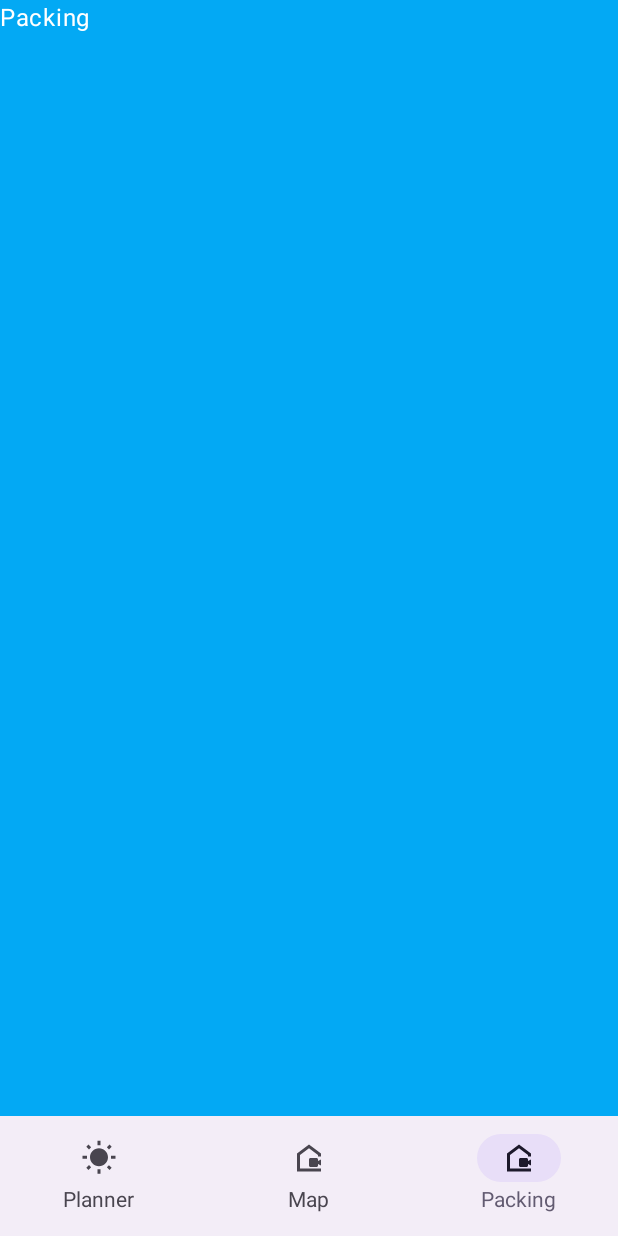
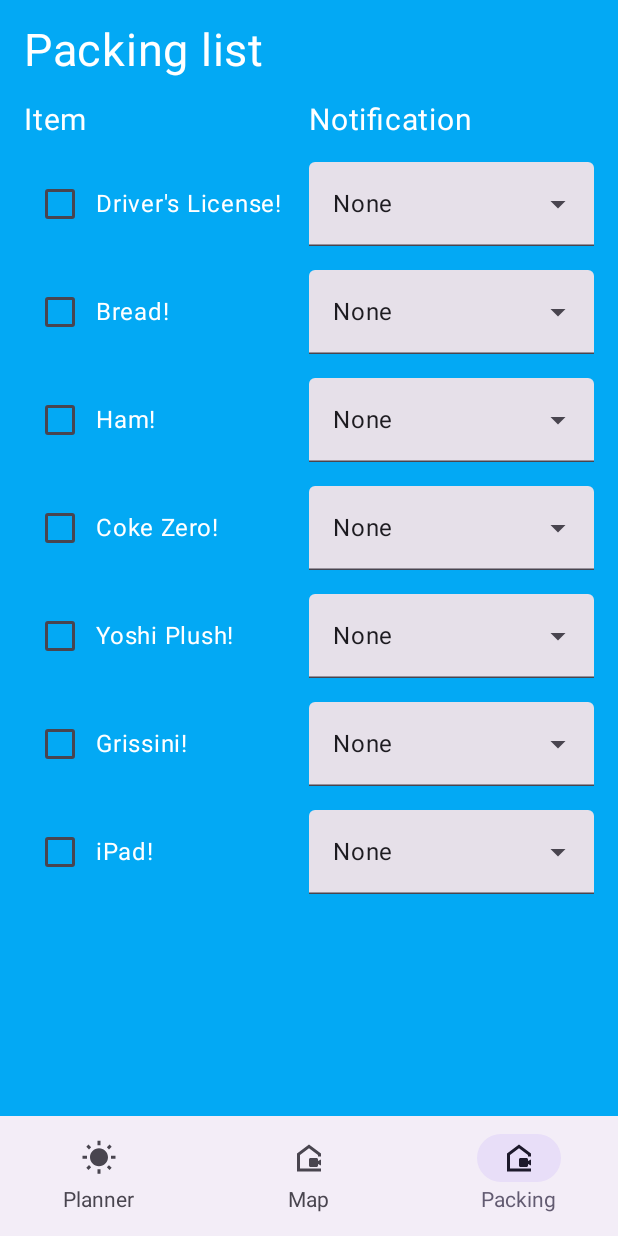
Before and after one commit to mako-lcl/roadtrip-planner-cc2, an Android app built with Jetpack Compose: the screen it shows after launch (MainActivity), item 3 of the bottom bar chosen, on a phone screen of 412 x 824 dp. Run offline under Robolectric (Android 15) with nearby library versions, the phone set to English and light mode, and no system bars; our stand-ins replace Dagger/Hilt's generated code, Room's generated code, Timber.

Commit message:
added some stubs for packing screen

```diff
--- /dev/null
+++ b/app/src/main/java/de/kassel/cc22023/roadtrip/data/local/database/PackingItem.kt
@@ -0,0 +1,78 @@
+package de.kassel.cc22023.roadtrip.data.local.database
+
+import androidx.room.Dao
+import androidx.room.Delete
+import androidx.room.Entity
+import androidx.room.Insert
+import androidx.room.PrimaryKey
+import androidx.room.Query
+import androidx.room.Update
+import kotlinx.coroutines.flow.Flow
+
+enum class NotificationType(val value: String) {
+    NONE("None"),
+    BASEMENT("Basement")
+}
+
+@Entity
+data class PackingItem(
+    @PrimaryKey(autoGenerate = true)
+    val id: Int,
+    val name: String,
+    val notificationType: NotificationType
+) {
+    companion object {
+        val exampleData = listOf(
+            PackingItem(
+                0,
+                "Driver's License",
+                NotificationType.NONE
+            ),
+            PackingItem(
+                0,
+                "Bread",
+                NotificationType.BASEMENT
+            ),
+            PackingItem(
+                0,
+                "Ham",
+                NotificationType.NONE
+            ),
+            PackingItem(
+                0,
+                "Coke Zero",
+                NotificationType.NONE
+            ),
+            PackingItem(
+                0,
+                "Yoshi Plush",
+                NotificationType.NONE
+            ),
+            PackingItem(
+                0,
+                "Grissini",
+                NotificationType.NONE
+            ),
+            PackingItem(
+                0,
+                "iPad",
+                NotificationType.NONE
+            ),
+        )
+    }
+}
+
+@Dao
+interface PackingItemDao {
+    @Query("SELECT * FROM PackingItem")
+    fun getPackingItems(): Flow<List<PackingItem>>
+
+    @Insert
+    suspend fun insertPackingItems(items: List<PackingItem>)
+
+    @Query("DELETE FROM PackingItem")
+    fun deleteAllItems()
+
+    @Update
+    fun updateItem(item: PackingItem)
+}
--- a/app/src/main/java/de/kassel/cc22023/roadtrip/ui/packing/PackingScreen.kt
+++ b/app/src/main/java/de/kassel/cc22023/roadtrip/ui/packing/PackingScreen.kt
@@ -1,9 +1,125 @@
 package de.kassel.cc22023.roadtrip.ui.packing
 
+import androidx.compose.foundation.layout.Arrangement
+import androidx.compose.foundation.layout.Column
+import androidx.compose.foundation.layout.Row
+import androidx.compose.foundation.layout.fillMaxWidth
+import androidx.compose.foundation.layout.padding
+import androidx.compose.foundation.rememberScrollState
+import androidx.compose.foundation.verticalScroll
+import androidx.compose.material3.Checkbox
+import androidx.compose.material3.DropdownMenuItem
+import androidx.compose.material3.ExperimentalMaterial3Api
+import androidx.compose.material3.ExposedDropdownMenuBox
+import androidx.compose.material3.ExposedDropdownMenuDefaults
 import androidx.compose.material3.Text
+import androidx.compose.material3.TextField
 import androidx.compose.runtime.Composable
+import androidx.compose.runtime.getValue
+import androidx.compose.runtime.mutableStateOf
+import androidx.compose.runtime.remember
+import androidx.compose.runtime.setValue
+import androidx.compose.ui.Alignment
+import androidx.compose.ui.Modifier
+import androidx.compose.ui.tooling.preview.Preview
+import androidx.compose.ui.unit.dp
+import androidx.compose.ui.unit.sp
+import de.kassel.cc22023.roadtrip.data.local.database.NotificationType
+import de.kassel.cc22023.roadtrip.data.local.database.PackingItem
 
 @Composable
 fun PackingScreen() {
-    Text(text = "Packing")
+    Column(
+        modifier = Modifier
+            .verticalScroll(rememberScrollState())
+            .padding(start = 16.dp, top = 16.dp, end = 16.dp, bottom = 16.dp)
+            .fillMaxWidth(),
+        horizontalAlignment = Alignment.Start,
+        verticalArrangement = Arrangement.spacedBy(16.dp)
+    ) {
+        Text(
+            "Packing list",
+            fontSize = 30.sp
+        )
+
+        Row {
+            Text(modifier = Modifier.weight(0.5f), text = "Item", fontSize = 20.sp)
+            Text(modifier = Modifier.weight(0.5f), text = "Notification", fontSize = 20.sp)
+        }
+
+        PackingItem.exampleData.forEach {card ->
+            PackingItemCard(card)
+        }
+    }
 }
+
+@OptIn(ExperimentalMaterial3Api::class)
+@Composable
+fun PackingItemCard(item: PackingItem) {
+    var checked by remember {
+        mutableStateOf(false)
+    }
+    var expanded by remember {
+        mutableStateOf(false)
+    }
+
+    var selectedText by remember {
+        mutableStateOf(NotificationType.values().first().value)
+    }
+
+    Row(
+        verticalAlignment = Alignment.CenterVertically,
+    ) {
+        Row(
+            modifier = Modifier.weight(0.5f),
+            verticalAlignment = Alignment.CenterVertically
+        ) {
+            Checkbox(checked = checked, onCheckedChange = {
+                checked = it
+            })
+
+            Text("${item.name}!")
+        }
+
+        Row(
+            modifier = Modifier.weight(0.5f)
+        ) {
+            ExposedDropdownMenuBox(
+                expanded = expanded,
+                onExpandedChange = {
+                    expanded = it
+                }
+            ) {
+                TextField(
+                    value = selectedText,
+                    onValueChange = {},
+                    readOnly = true,
+                    trailingIcon = { ExposedDropdownMenuDefaults.TrailingIcon(expanded = expanded) },
+                    modifier = Modifier.menuAnchor()
+                )
+
+                ExposedDropdownMenu(
+                    expanded = expanded,
+                    onDismissRequest = { expanded = false },
+                ) {
+                    NotificationType.values().forEach { type ->
+                        DropdownMenuItem(
+                            text = { Text(type.value) },
+                            onClick = {
+                                selectedText = type.value
+                                expanded = false
+                            },
+                            contentPadding = ExposedDropdownMenuDefaults.ItemContentPadding,
+                        )
+                    }
+                }
+            }
+        }
+    }
+}
+
+@Preview
+@Composable
+fun PackingScreenPreview() {
+    PackingScreen()
+}
```
